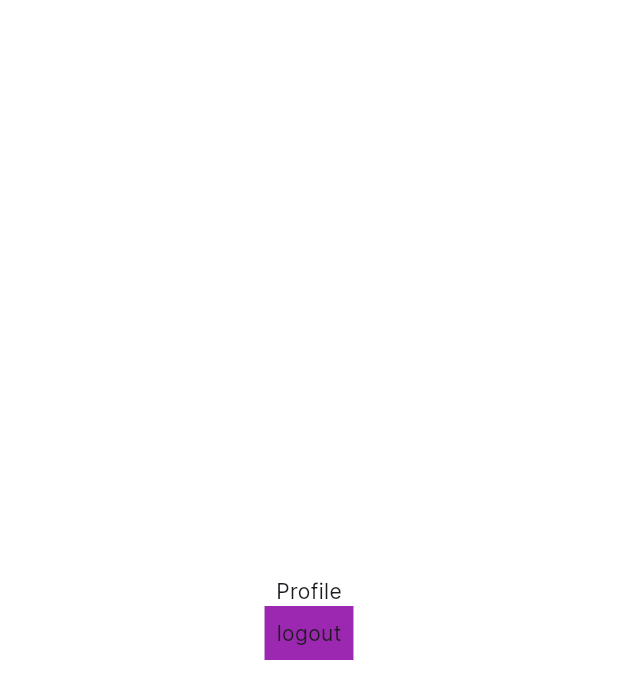
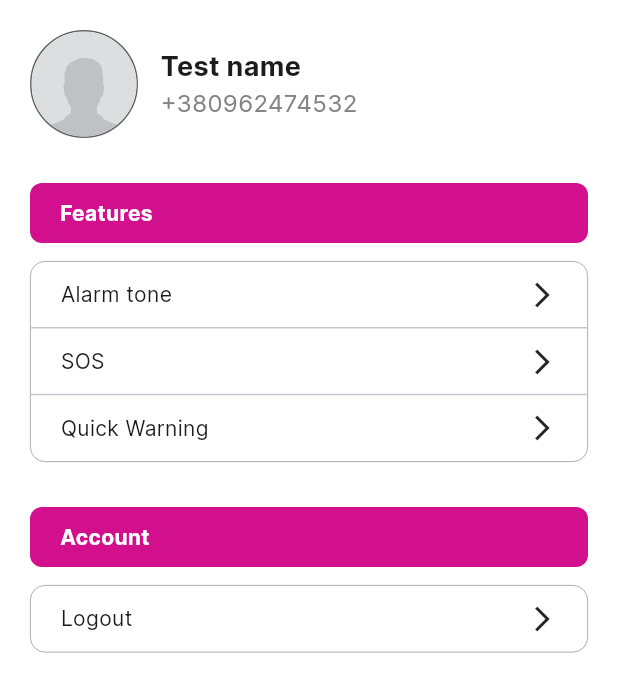
Before and after one commit to Dmitriy1205/sicherr, a Flutter app: the ProfileScreen screen opened directly, on a phone screen of 412 x 824 dp. Shown: the top 699 px of the screen. Run offline on Flutter 3.47's test engine with Material 3 defaults, Android fonts, the phone set to English and light mode, and no system bars; our stand-ins replace bloc, contacts_service, firebase_auth, firebase_core, flutter_bloc, flutter_svg and 5 more; missing offline and left inert: flutter_phone_direct_caller; accounts and stored records are empty; statements that could not run were skipped.

Commit message:
innit MR

```diff
--- /dev/null
+++ b/lib/presentation/screens/profile/model/models.dart
@@ -0,0 +1,13 @@
+class ProfileSectionModel {
+  final String category;
+  final List<ProfileSectionItem> items;
+
+  ProfileSectionModel({required this.category, required this.items});
+}
+
+class ProfileSectionItem {
+  final String text;
+  final void Function()? action;
+
+  ProfileSectionItem({required this.text, this.action});
+}
--- a/lib/presentation/screens/profile/profile.dart
+++ b/lib/presentation/screens/profile/profile.dart
@@ -1,5 +1,11 @@
 import 'package:flutter/material.dart';
 import 'package:flutter_bloc/flutter_bloc.dart';
+import 'package:sicherr/core/const/colors.dart';
+import 'package:sicherr/domain/entities/contact_entity/contact_entity.dart';
+import 'package:sicherr/presentation/screens/contact_detail/widgets/contact_info.dart';
+import 'package:sicherr/presentation/screens/profile/model/models.dart';
+import 'package:sicherr/presentation/screens/profile/widgets/profile_category_item.dart';
+import 'package:sicherr/presentation/screens/profile/widgets/profile_category_label.dart';
 
 import '../../bloc/auth/auth_bloc.dart';
 
@@ -9,26 +15,99 @@ class ProfileScreen extends StatelessWidget {
   @override
   Widget build(BuildContext context) {
     return Scaffold(
-      body: Center(
-        child: Column(
-          mainAxisAlignment: MainAxisAlignment.center,
-          children: [
-            const Text('Profile'),
-            InkWell(
-              onTap: () {
-                BlocProvider.of<AuthBloc>(context).add(const AuthEvent.logout());
-                // context.read<AuthBloc>().add(AuthEvent.logout());
-              },
-              child: Container(
-                  color: Colors.purple,
-                  child: const Padding(
-                    padding: EdgeInsets.all(8.0),
-                    child: Text('logout'),
-                  )),
-            )
-          ],
+      body: SingleChildScrollView(
+        child: Padding(
+          padding: const EdgeInsets.only(left: 20.0, right: 20.0, top: 20.0),
+          child: Column(
+            mainAxisAlignment: MainAxisAlignment.start,
+            children: [
+              ContactInfo(
+                contact: ContactEntity(
+                  id: '1',
+                  name: 'Test name',
+                  phones: ['+380962474532'],
+                ),
+              ),
+              const SizedBox(height: 30),
+              ProfileSection(
+                items: [
+                  ProfileSectionModel(
+                    category: 'Features',
+                    items: [
+                      ProfileSectionItem(
+                        text: 'Alarm tone',
+                        action: () => print('Alarm tone'),
+                      ),
+                      ProfileSectionItem(
+                        text: 'SOS',
+                        action: () => print('SOS'),
+                      ),
+                      ProfileSectionItem(
+                        text: 'Quick Warning',
+                        action: () => print('Quick Warning'),
+                      ),
+                    ],
+                  ),
+                  ProfileSectionModel(
+                    category: 'Account',
+                    items: [
+                      ProfileSectionItem(
+                          text: 'Logout',
+                          action: () => BlocProvider.of<AuthBloc>(context)
+                              .add(const AuthEvent.logout()))
+                    ],
+                  ),
+                ],
+              ),
+            ],
+          ),
         ),
       ),
     );
   }
 }
+
+class ProfileSection extends StatelessWidget {
+  const ProfileSection({
+    super.key,
+    required this.items,
+  });
+
+  final List<ProfileSectionModel> items;
+
+  @override
+  Widget build(BuildContext context) {
+    return Column(
+      children: items
+          .map(
+            (section) => Column(
+              children: [
+                ProfileCategoryLabel(text: section.category),
+                const SizedBox(height: 12),
+                Container(
+                  width: double.infinity,
+                  decoration: BoxDecoration(
+                      border: Border.all(width: 0.5, color: AppColors.grey),
+                      borderRadius: BorderRadius.circular(10)),
+                  child: Column(
+                    children: section.items.asMap().entries.map((entry) {
+                      final int itemIndex = entry.key;
+                      final item = entry.value;
+                      return Column(
+                        children: [
+                          ProfileCategoryItem(item: item),
+                          if (itemIndex < section.items.length - 1)
+                            const Divider(height: 0.5),
+                        ],
+                      );
+                    }).toList(),
+                  ),
+                ),
+                const SizedBox(height: 30),
+              ],
+            ),
+          )
+          .toList(),
+    );
+  }
+}
--- /dev/null
+++ b/lib/presentation/screens/profile/widgets/profile_category_item.dart
@@ -0,0 +1,41 @@
+import 'package:flutter/material.dart';
+import 'package:sicherr/presentation/screens/profile/model/models.dart';
+
+class ProfileCategoryItem extends StatelessWidget {
+  const ProfileCategoryItem({
+    super.key,
+    required this.item,
+    this.icon = const Icon(
+      Icons.arrow_forward_ios_sharp,
+      size: 20,
+    ),
+  });
+
+  final ProfileSectionItem item;
+  final Widget? icon;
+
+  @override
+  Widget build(BuildContext context) {
+    return Column(
+      children: [
+        InkWell(
+          borderRadius: BorderRadius.circular(10),
+          onTap: item.action,
+          child: Padding(
+            padding: const EdgeInsets.symmetric(vertical: 12, horizontal: 20),
+            child: Row(
+              children: [
+                Expanded(
+                    child: Text(
+                  item.text,
+                  style: const TextStyle(fontSize: 14),
+                )),
+                if (icon != null) icon!
+              ],
+            ),
+          ),
+        ),
+      ],
+    );
+  }
+}
--- /dev/null
+++ b/lib/presentation/screens/profile/widgets/profile_category_label.dart
@@ -0,0 +1,41 @@
+import 'package:flutter/material.dart';
+
+class ProfileCategoryLabel extends StatelessWidget {
+  const ProfileCategoryLabel(
+      {super.key, required this.text, this.action, this.trailing});
+
+  final String text;
+  final VoidCallback? action;
+  final Widget? trailing;
+
+  @override
+  Widget build(BuildContext context) {
+    return InkWell(
+      onTap: action,
+      borderRadius: BorderRadius.circular(10),
+      child: Container(
+        width: double.infinity,
+        padding: const EdgeInsets.symmetric(horizontal: 20, vertical: 10),
+        decoration: BoxDecoration(
+          color: Theme.of(context).primaryColor,
+          borderRadius: BorderRadius.circular(8),
+        ),
+        child: Row(
+          children: [
+            Expanded(
+              child: Text(
+                text,
+                style: const TextStyle(
+                  color: Colors.white,
+                  fontSize: 14,
+                  fontWeight: FontWeight.w600,
+                ),
+              ),
+            ),
+            if (trailing != null) trailing!
+          ],
+        ),
+      ),
+    );
+  }
+}
```
